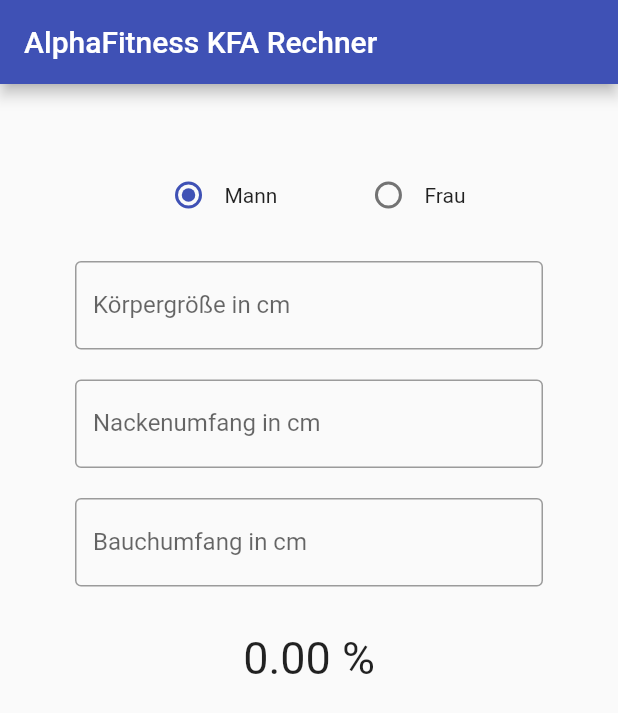
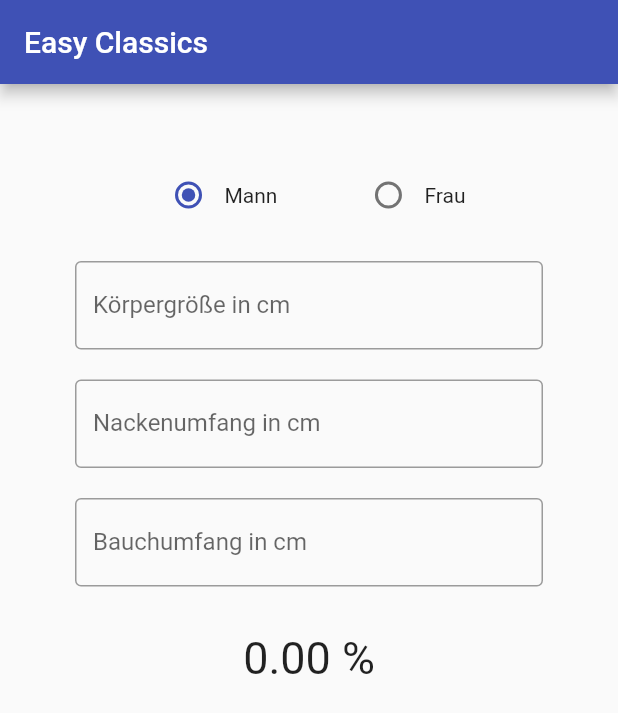
Before and after one commit to Nico-88/App001, a Flutter app: the screen it shows after launch, on a phone screen of 412 x 824 dp. Shown: the top 713 px of the screen. Run offline on Flutter 3.47's test engine with Material 2 defaults, Android fonts, the phone set to English and light mode, and no system bars.

Commit message:
update name

```diff
--- a/lib/main.dart
+++ b/lib/main.dart
@@ -12,11 +12,11 @@ class MyApp extends StatelessWidget {
   @override
   Widget build(BuildContext context) {
     return MaterialApp(
-      title: 'Flutter Demo',
+      title: 'Easy Classics',
       theme: ThemeData(
         primarySwatch: Colors.indigo,
       ),
-      home: const MyHomePage(title: 'AlphaFitness KFA Rechner'),
+      home: const MyHomePage(title: 'Easy Classics'),
     );
   }
 }
--- a/pubspec.yaml
+++ b/pubspec.yaml
@@ -1,4 +1,4 @@
-name: powerlifting
+name: easy_classics
 description: A powerlifting project.
 
 # The following line prevents the package from being accidentally published to
```
Also changed, not shown: 1 other file.
